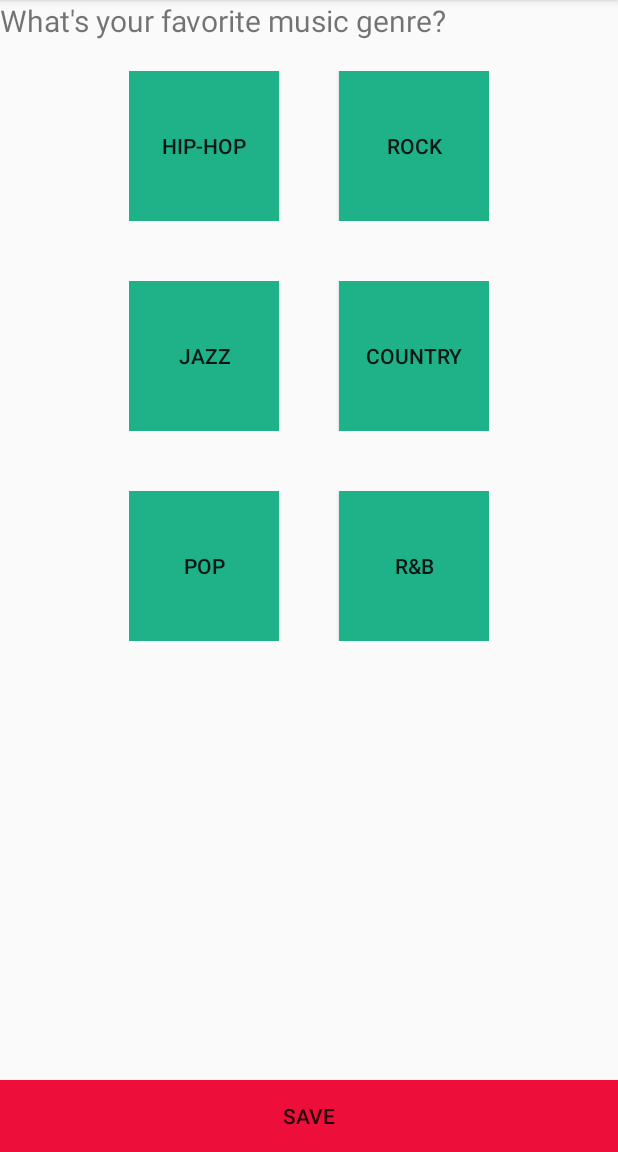
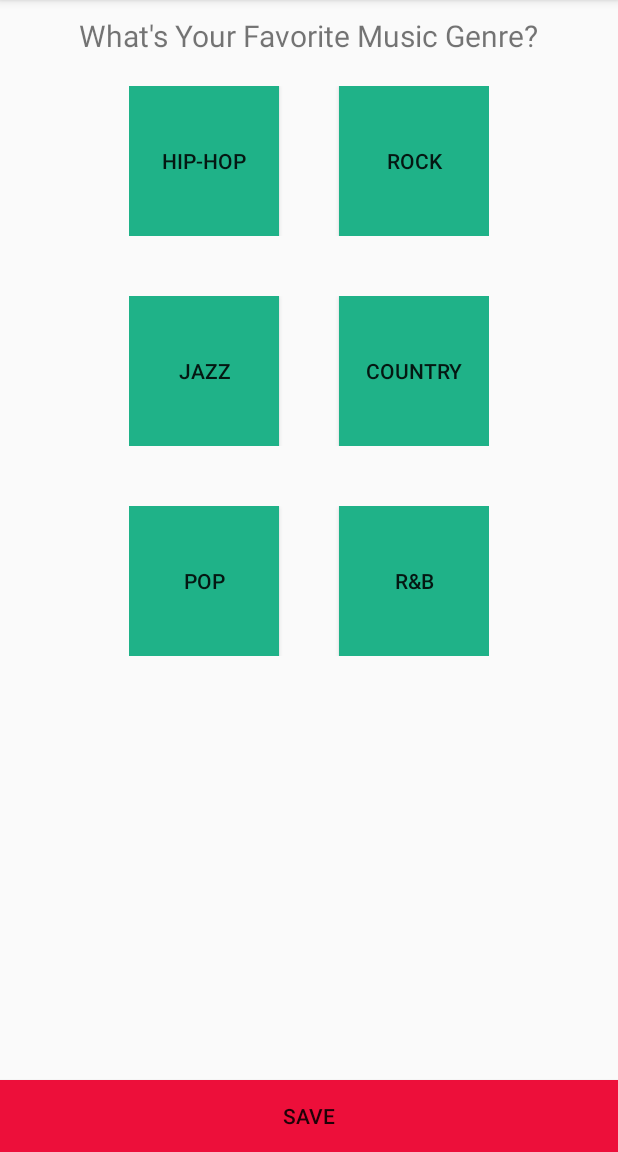
Before and after one commit to svalexander/volentunes, an Android app: the screen it shows after launch (MusicPrefActivity), on a phone screen of 412 x 824 dp, the part 84-1236 px from its top. Run offline under Robolectric (Android 15) with nearby library versions, the phone set to English and light mode, and no system bars.

Commit message:
small layout changes

```diff
--- a/app/src/main/res/layout/activity_music_pref.xml
+++ b/app/src/main/res/layout/activity_music_pref.xml
@@ -7,8 +7,10 @@
     tools:context="nyc.c4q.shannonalexander_navarro.volentunes.MusicPrefActivity">
 
     <TextView
+        android:layout_marginTop="10dp"
+        android:layout_centerHorizontal="true"
         android:id="@+id/musicPrefTV"
-        android:layout_width="match_parent"
+        android:layout_width="wrap_content"
         android:layout_height="wrap_content"
         android:layout_alignParentTop="true"
         android:text="@string/musicPref"
--- a/app/src/main/res/layout/activity_volunteer_pref.xml
+++ b/app/src/main/res/layout/activity_volunteer_pref.xml
@@ -7,8 +7,10 @@
     tools:context="nyc.c4q.shannonalexander_navarro.volentunes.MusicPrefActivity">
 
     <TextView
+        android:layout_marginTop="10dp"
         android:id="@+id/volunteerPrefTV"
-        android:layout_width="match_parent"
+        android:layout_centerHorizontal="true"
+        android:layout_width="wrap_content"
         android:layout_height="wrap_content"
         android:layout_alignParentTop="true"
         android:text="@string/chooseTV"
--- a/app/src/main/res/values/strings.xml
+++ b/app/src/main/res/values/strings.xml
@@ -2,6 +2,6 @@
     <string name="app_name">volentunes</string>
     <string name="title_activity_maps">Map</string>
     <string name="save">SAVE</string>
-    <string name="musicPref">What\'s your favorite music genre?</string>
+    <string name="musicPref">What\'s Your Favorite Music Genre?</string>
     <string name="chooseTV">Choosing a Volunteer Category</string>
 </resources>
```
